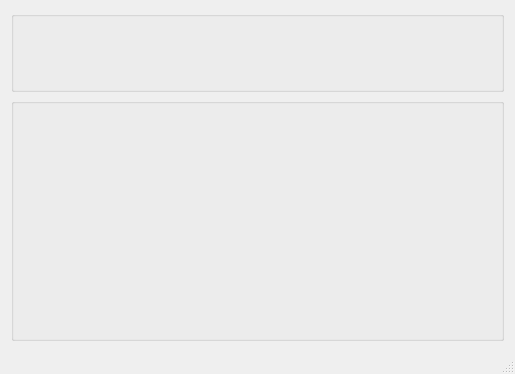
Before: the Qt Designer form tftpClient/tftpclientwindow.ui in safiyat/tftpclient, drawn with Qt 5.
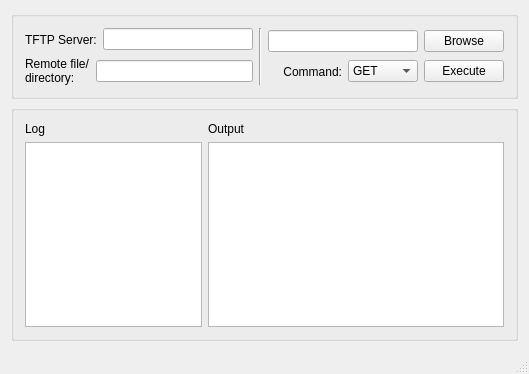
After: the same form once the commit is applied.

Commit message: Added UI. Pending approval.

What changed in the file:
```diff
--- a/tftpClient/tftpclientwindow.ui
+++ b/tftpClient/tftpclientwindow.ui
@@ -14,12 +14,166 @@
    <string>tftpClientWindow</string>
   </property>
   <widget class="QWidget" name="centralWidget">
-   <layout class="QVBoxLayout" name="verticalLayout" stretch="1,3">
+   <layout class="QVBoxLayout" name="verticalLayout">
     <item>
      <widget class="QGroupBox" name="connectionBox">
       <property name="title">
        <string/>
       </property>
+      <layout class="QHBoxLayout" name="horizontalLayout_5">
+       <item>
+        <layout class="QVBoxLayout" name="verticalLayout_2">
+         <item>
+          <layout class="QHBoxLayout" name="horizontalLayout">
+           <item>
+            <widget class="QLabel" name="label">
+             <property name="minimumSize">
+              <size>
+               <width>0</width>
+               <height>23</height>
+              </size>
+             </property>
+             <property name="text">
+              <string>TFTP Server:</string>
+             </property>
+             <property name="buddy">
+              <cstring>lineEdit</cstring>
+             </property>
+            </widget>
+           </item>
+           <item>
+            <widget class="QLineEdit" name="lineEdit">
+             <property name="minimumSize">
+              <size>
+               <width>150</width>
+               <height>0</height>
+              </size>
+             </property>
+            </widget>
+           </item>
+          </layout>
+         </item>
+         <item>
+          <layout class="QHBoxLayout" name="horizontalLayout_2">
+           <item>
+            <widget class="QLabel" name="label_2">
+             <property name="text">
+              <string>Remote file/
+directory:</string>
+             </property>
+             <property name="buddy">
+              <cstring>lineEdit_2</cstring>
+             </property>
+            </widget>
+           </item>
+           <item>
+            <widget class="QLineEdit" name="lineEdit_2">
+             <property name="minimumSize">
+              <size>
+               <width>150</width>
+               <height>0</height>
+              </size>
+             </property>
+            </widget>
+           </item>
+          </layout>
+         </item>
+        </layout>
+       </item>
+       <item>
+        <widget class="Line" name="line">
+         <property name="orientation">
+          <enum>Qt::Vertical</enum>
+         </property>
+        </widget>
+       </item>
+       <item>
+        <layout class="QVBoxLayout" name="verticalLayout_3">
+         <item>
+          <layout class="QHBoxLayout" name="horizontalLayout_3">
+           <item>
+            <widget class="QLineEdit" name="lineEdit_3">
+             <property name="minimumSize">
+              <size>
+               <width>150</width>
+               <height>0</height>
+              </size>
+             </property>
+            </widget>
+           </item>
+           <item>
+            <widget class="QPushButton" name="pushButton">
+             <property name="text">
+              <string>Browse</string>
+             </property>
+            </widget>
+           </item>
+          </layout>
+         </item>
+         <item>
+          <layout class="QHBoxLayout" name="horizontalLayout_4">
+           <item>
+            <widget class="QLabel" name="label_3">
+             <property name="minimumSize">
+              <size>
+               <width>0</width>
+               <height>23</height>
+              </size>
+             </property>
+             <property name="text">
+              <string>Command:</string>
+             </property>
+             <property name="alignment">
+              <set>Qt::AlignRight|Qt::AlignTrailing|Qt::AlignVCenter</set>
+             </property>
+             <property name="buddy">
+              <cstring>comboBox</cstring>
+             </property>
+            </widget>
+           </item>
+           <item>
+            <widget class="QComboBox" name="comboBox">
+             <property name="maximumSize">
+              <size>
+               <width>70</width>
+               <height>16777215</height>
+              </size>
+             </property>
+             <item>
+              <property name="text">
+               <string>GET</string>
+              </property>
+             </item>
+             <item>
+              <property name="text">
+               <string>PUT</string>
+              </property>
+             </item>
+             <item>
+              <property name="text">
+               <string>LIST</string>
+              </property>
+             </item>
+            </widget>
+           </item>
+           <item>
+            <widget class="QPushButton" name="pushButton_2">
+             <property name="maximumSize">
+              <size>
+               <width>100</width>
+               <height>16777215</height>
+              </size>
+             </property>
+             <property name="text">
+              <string>Execute</string>
+             </property>
+            </widget>
+           </item>
+          </layout>
+         </item>
+        </layout>
+       </item>
+      </layout>
      </widget>
     </item>
     <item>
@@ -27,6 +181,42 @@
       <property name="title">
        <string/>
       </property>
+      <layout class="QHBoxLayout" name="horizontalLayout_6" stretch="3,5">
+       <item>
+        <layout class="QVBoxLayout" name="verticalLayout_4">
+         <item>
+          <widget class="QLabel" name="label_4">
+           <property name="text">
+            <string>Log</string>
+           </property>
+           <property name="buddy">
+            <cstring>textBrowser</cstring>
+           </property>
+          </widget>
+         </item>
+         <item>
+          <widget class="QTextBrowser" name="textBrowser"/>
+         </item>
+        </layout>
+       </item>
+       <item>
+        <layout class="QVBoxLayout" name="verticalLayout_5">
+         <item>
+          <widget class="QLabel" name="label_5">
+           <property name="text">
+            <string>Output</string>
+           </property>
+           <property name="buddy">
+            <cstring>textBrowser_2</cstring>
+           </property>
+          </widget>
+         </item>
+         <item>
+          <widget class="QTextBrowser" name="textBrowser_2"/>
+         </item>
+        </layout>
+       </item>
+      </layout>
      </widget>
     </item>
    </layout>
```
Left out of the diff: 2 changed lines with no effect on the pictures.
